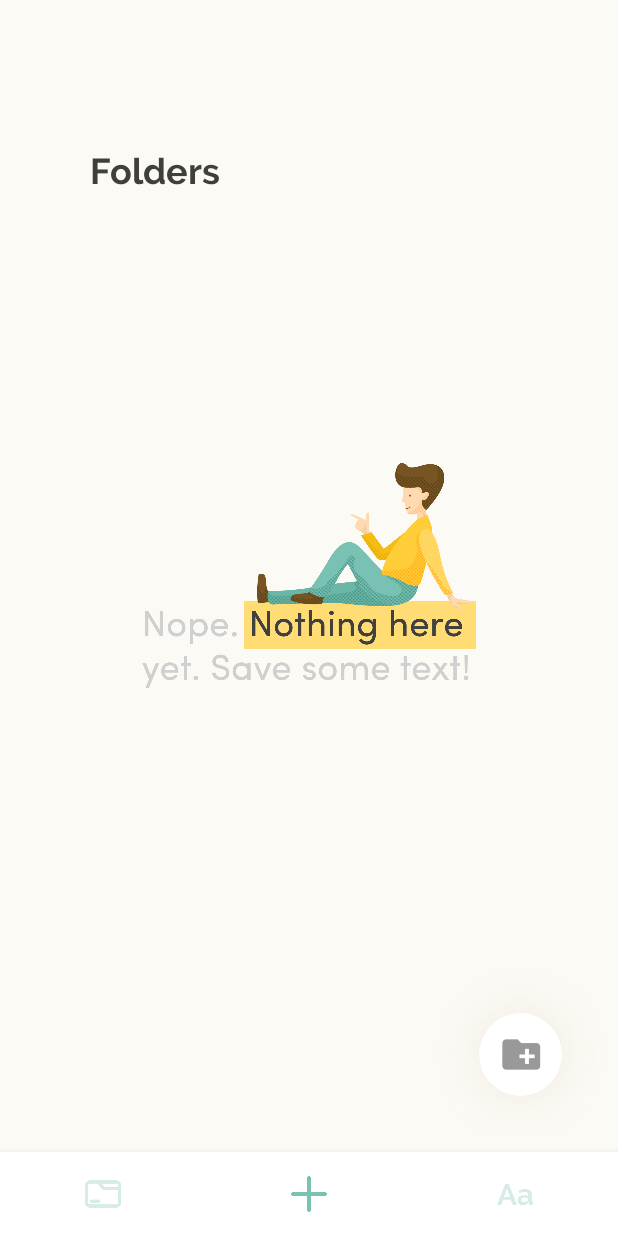
After one commit to putrikarunia/clarity, an Android app: the fragment GalleryFragment placed in its activity, on a phone screen of 412 x 824 dp. The commit adds this screen. Run offline under Robolectric (Android 15) with nearby library versions, the phone set to English and light mode, and no system bars; 1 statement that could not run was skipped.

Commit message:
Made add folder functionality

```diff
--- /dev/null
+++ b/app/src/main/java/com/example/clarity/clarity/GalleryAdapter.java
@@ -0,0 +1,50 @@
+package com.example.clarity.clarity;
+
+import android.app.Activity;
+import android.content.Context;
+import android.view.LayoutInflater;
+import android.view.View;
+import android.view.ViewGroup;
+import android.widget.BaseAdapter;
+import android.widget.TextView;
+
+import java.io.File;
+import java.util.List;
+
+public class GalleryAdapter extends BaseAdapter {
+    private Context mContext;
+    private List<File> content;
+    private List<String> names;
+    LayoutInflater inflter;
+    Activity activity;
+
+    public GalleryAdapter(Context c, List<File> galleryContent, List<String> galleryNames, Activity activity) {
+        mContext = c;
+        content = galleryContent;
+        names = galleryNames;
+        this.activity = activity;
+        inflter = (LayoutInflater.from(c));
+    }
+
+    public int getCount() {
+        return content.size();
+    }
+
+    public Object getItem(int position) {
+        return null;
+    }
+
+    public long getItemId(int position) {
+        return 0;
+    }
+
+    // create a new ImageView for each item referenced by the Adapter
+    public View getView(int position, View convertView, ViewGroup parent) {
+        convertView = inflter.inflate(R.layout.gallery_folder_list, null);
+        TextView folderName = convertView.findViewById(R.id.folder_name);
+        folderName.setText(names.get(position));
+        return convertView;
+    }
+
+
+}
--- /dev/null
+++ b/app/src/main/java/com/example/clarity/clarity/GalleryFragment.java
@@ -0,0 +1,154 @@
+package com.example.clarity.clarity;
+
+import android.app.AlertDialog;
+import android.content.Context;
+import android.content.DialogInterface;
+import android.content.Intent;
+import android.os.Bundle;
+import android.support.v4.app.Fragment;
+import android.text.InputType;
+import android.view.LayoutInflater;
+import android.view.View;
+import android.view.ViewGroup;
+import android.widget.AdapterView;
+import android.widget.EditText;
+import android.widget.GridView;
+import android.widget.ImageButton;
+import android.widget.ImageView;
+import android.widget.Toast;
+
+import java.io.File;
+import java.util.ArrayList;
+import java.util.Arrays;
+import java.util.List;
+
+
+public class GalleryFragment extends Fragment {
+    File galleryFolder;
+    List<File> contentList;
+    List<String> nameList;
+    String galleryFolderName = "Gallery";
+    Boolean empty = true;
+    Context context;
+    ImageView emptyImage;
+    GalleryAdapter galleryAdapter;
+
+    @Override
+    public View onCreateView(LayoutInflater inflater, ViewGroup container,
+                             Bundle savedInstanceState) {
+
+        // Inflate the layout for this fragment
+        View v = inflater.inflate(R.layout.fragment_gallery, container, false);
+        context = container.getContext();
+
+        // Check if directory "Gallery" exists inside the app's folder
+        File directory = context.getFilesDir();
+        galleryFolder = new File(directory, galleryFolderName);
+        if (!galleryFolder.exists()) {
+            galleryFolder.mkdirs();
+        }
+
+        // List out folders into galleryContent to determine if empty
+        File[] galleryContent = galleryFolder.listFiles();
+        String[] galleryNames = galleryFolder.list();
+        if (galleryContent.length > 0) {
+            empty = false;
+        } else {
+            emptyImage = v.findViewById(R.id.empty_gallery_image);
+            emptyImage.setVisibility(View.VISIBLE);
+        }
+
+        // Handle "create folder" button
+        ImageButton createFolder = v.findViewById(R.id.create_folder);
+        createFolder.setOnClickListener(new View.OnClickListener() {
+            public void onClick(View v) {
+                // Do something in response to button click
+                promptFolderName();
+                // Update the GridView
+            }
+        });
+
+        // Setup gridview for folders
+        GridView gridview = v.findViewById(R.id.gridview);
+        contentList = new ArrayList<File>(Arrays.asList(galleryContent));
+        nameList = new ArrayList<String>(Arrays.asList(galleryNames));
+        galleryAdapter = new GalleryAdapter(getActivity().getApplicationContext(), contentList, nameList, getActivity());
+        gridview.setAdapter(galleryAdapter);
+        gridview.setOnItemClickListener(new AdapterView.OnItemClickListener() {
+            public void onItemClick(AdapterView<?> parent, View v,
+                                    int position, long id) {
+                Intent intent = new Intent(v.getContext(), FileList.class);
+                intent.putExtra("folder", nameList.get(position));
+                getActivity().startActivityForResult(intent, position);
+            }
+        });
+
+
+        return v;
+    }
+
+    // Build dialog to ask for folder name
+    public void promptFolderName() {
+        AlertDialog.Builder builder = new AlertDialog.Builder(context);
+        builder.setTitle("Title");
+
+        // Set up the input
+        final EditText input = new EditText(context);
+        // Specify the type of input expected
+        input.setInputType(InputType.TYPE_CLASS_TEXT);
+        builder.setView(input);
+
+        // Set up the buttons
+        builder.setPositiveButton("OK", new DialogInterface.OnClickListener() {
+            @Override
+            public void onClick(DialogInterface dialog, int which) {
+                String folderName = input.getText().toString();
+                createFolder(folderName);
+            }
+        });
+        builder.setNegativeButton("Cancel", new DialogInterface.OnClickListener() {
+            @Override
+            public void onClick(DialogInterface dialog, int which) {
+                dialog.cancel();
+            }
+        });
+
+        builder.show();
+    }
+    // For creating new folder
+    public void createFolder(String folderName) {
+        File file = new File(galleryFolder, folderName);
+        int i = 0;
+        while (file.exists()) {
+            folderName = folderName + "_" + i;
+            file = new File(galleryFolder, folderName);
+            i++;
+        }
+
+        if (file.mkdirs()) {
+            nameList.add(nameList.size(),folderName);
+            contentList.add(contentList.size(),file);
+            galleryAdapter.notifyDataSetChanged();
+
+            Toast.makeText(getActivity().getApplicationContext(), "Created folder " + folderName,
+                    Toast.LENGTH_SHORT).show();
+
+            if (empty) {
+                empty = false;
+                emptyImage.setVisibility(View.GONE);
+            }
+        } else {
+            Toast.makeText(getActivity().getApplicationContext(), "Unable to create folder " + folderName,
+                    Toast.LENGTH_SHORT).show();
+
+        }
+    }
+
+    // JUST FOR DEVELOPMENT!!
+    public void emptyAll(String[] galleryNames) {
+        for (int i=0; i<galleryNames.length; i++) {
+            File myFile = new File(galleryFolder, galleryNames[i]);
+            myFile.delete();
+        }
+    }
+}
--- /dev/null
+++ b/app/src/main/res/layout/fragment_gallery.xml
@@ -0,0 +1,68 @@
+<?xml version="1.0" encoding="utf-8"?>
+<FrameLayout xmlns:android="http://schemas.android.com/apk/res/android"
+    xmlns:tools="http://schemas.android.com/tools"
+    android:layout_width="match_parent"
+    android:layout_height="match_parent"
+    tools:context=".GalleryFragment">
+
+
+    <RelativeLayout
+        android:layout_width="match_parent"
+        android:layout_height="match_parent">
+
+        <ImageView
+            android:id="@+id/empty_gallery_image"
+            android:layout_width="match_parent"
+            android:layout_height="150dp"
+            android:src="@drawable/empty_gallery"
+            android:layout_centerVertical="true"
+            android:visibility="invisible"
+            />
+
+        <RelativeLayout
+            android:layout_width="match_parent"
+            android:layout_height="match_parent"
+            android:layout_marginHorizontal="60dp"
+            android:layout_marginTop="100dp"
+            >
+            <TextView
+                android:id="@+id/gallery_header"
+                android:layout_width="match_parent"
+                android:layout_height="wrap_content"
+                android:text="Folders"
+                android:fontFamily="@font/raleway_bold"
+                android:textColor="@color/defaultText"
+                android:textSize="24dp"
+                />
+
+            <GridView xmlns:android="http://schemas.android.com/apk/res/android"
+                android:id="@+id/gridview"
+                android:layout_below="@+id/gallery_header"
+                android:layout_marginTop="50dp"
+                android:layout_width="match_parent"
+                android:layout_height="match_parent"
+                android:columnWidth="90dp"
+                android:numColumns="auto_fit"
+                android:verticalSpacing="30dp"
+                android:horizontalSpacing="10dp"
+                android:stretchMode="columnWidth"
+                android:gravity="center"
+                />
+
+        </RelativeLayout>
+
+        <ImageButton
+            android:id="@+id/create_folder"
+            android:layout_width="130dp"
+            android:layout_height="130dp"
+            android:background="@drawable/add_folder"
+            android:scaleType="fitCenter"
+            android:layout_alignParentBottom="true"
+            android:layout_alignParentEnd="true"
+            android:layout_alignParentRight="true"
+            />
+    </RelativeLayout>
+
+
+
+</FrameLayout>
--- a/app/src/main/res/values/colors.xml
+++ b/app/src/main/res/values/colors.xml
@@ -9,6 +9,6 @@
     <color name="colorPrimaryLight">#98DACD</color>
     <color name="defaultBackground">#FCFAF5</color>
     <color name="defaultText">#3F3F3D</color>
-    <color name="defaultTextTransparent">#3F3F3D32</color>
+    <color name="defaultTextTransparent">#823F3F3D</color>
     <color name="defaultHighlight">#FBDDA1</color>
 </resources>
```
Also changed, not shown: app/src/main/AndroidManifest.xml (+5 -5 lines), app/src/main/java/com/example/clarity/clarity/FileList.java (added, +50 -0 lines), app/src/main/java/com/example/clarity/clarity/MainActivity.java (+10 -1 lines), app/src/main/res/layout/activity_file_list.xml (added, +45 -0 lines), app/src/main/res/layout/fragment_add.xml (+23 -0 lines), app/src/main/res/layout/gallery_file_list.xml (added, +22 -0 lines), app/src/main/res/layout/gallery_folder_list.xml (added, +23 -0 lines), app/src/main/res/drawable-v24/add_folder.png (added), app/src/main/res/drawable-v24/empty_gallery.png (added), app/src/main/res/drawable-v24/gallery_folder.png (added), app/src/main/res/drawable-v24/paste_button_bg.png (added), app/src/main/res/drawable-v24/use_cam.png (added).
